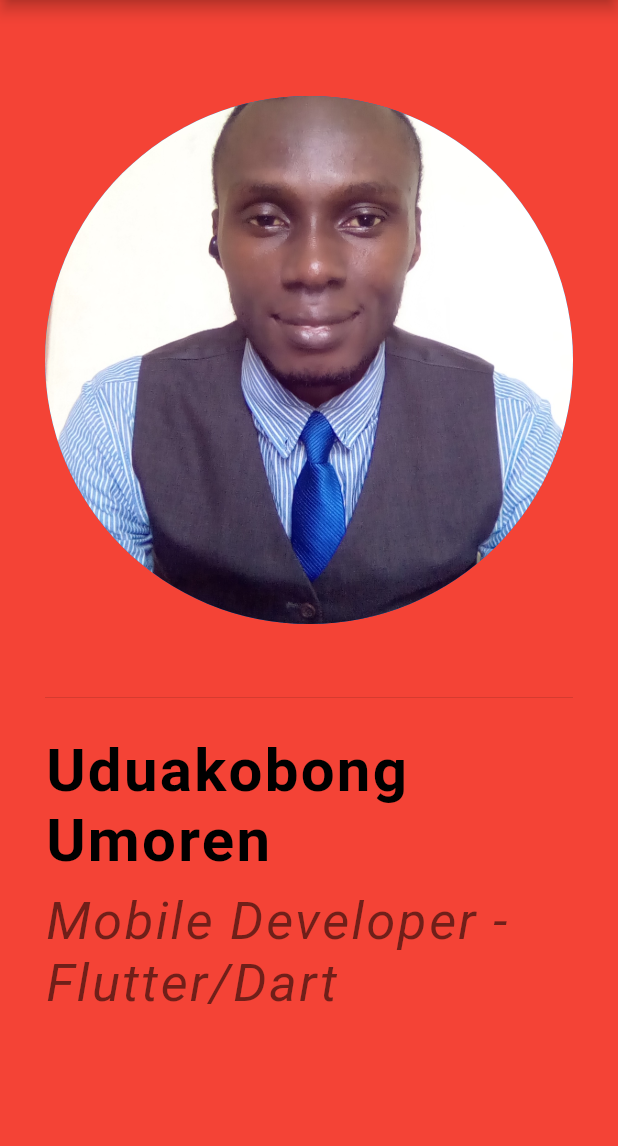
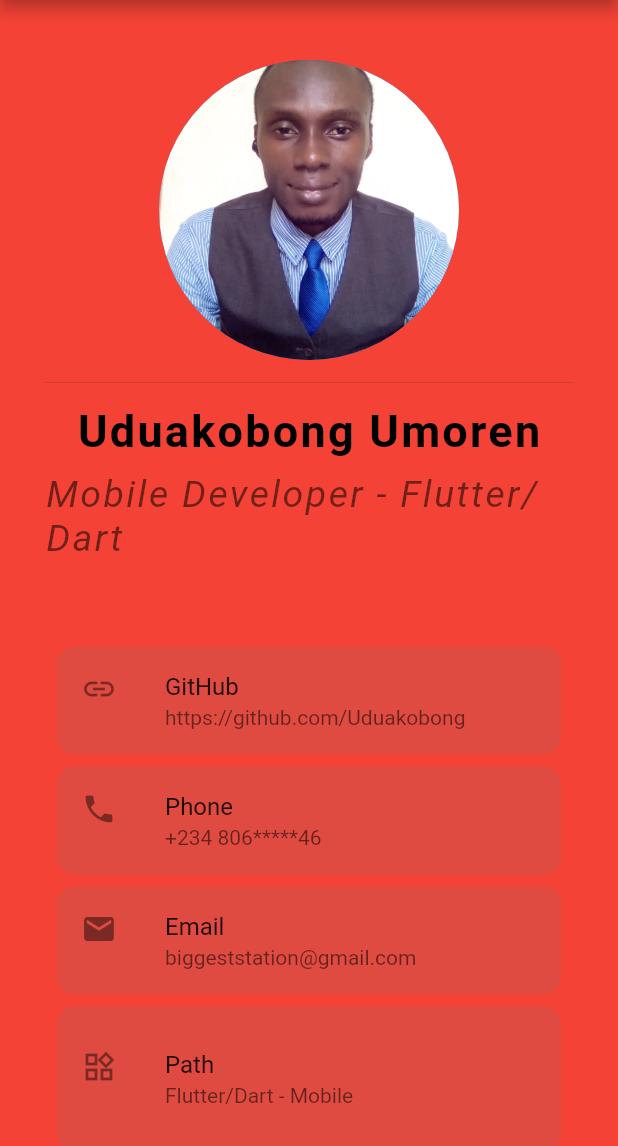
Before and after one commit to Uduakobong/my_portfolio_app_repo, a Flutter app: the screen it shows after launch, on a phone screen of 412 x 824 dp, the part 90-1236 px from its top. Run offline on Flutter 3.47's test engine with Material 2 defaults, Android fonts, the phone set to English and light mode, and no system bars.

Commit message:
edit on the origin

```diff
--- a/lib/main.dart
+++ b/lib/main.dart
@@ -30,17 +30,16 @@ class PortfolioApp extends StatelessWidget {
           children: [
             CircleAvatar(
               backgroundImage: AssetImage('assets/bye-2.jpg'),
-              radius: 200.0,
-
+              radius: 100.0,
             ),
             Divider(
-              height: 50.0,
+              height: 30.0,
             ),
             Text(
               'Uduakobong Umoren',
               style: TextStyle(
                   color: Colors.black,
-                  fontSize: 40.0,
+                  fontSize: 30.0,
                   letterSpacing: 1.5,
                   fontWeight: FontWeight.bold),
             ),
@@ -49,64 +48,43 @@ class PortfolioApp extends StatelessWidget {
               'Mobile Developer - Flutter/Dart',
               style: TextStyle(
                 color: Colors.black54,
-                fontSize: 35.0,
+                fontSize: 25.0,
                 letterSpacing: 1.5,
                 fontStyle: FontStyle.italic,
               ),
             ),
-            SizedBox(height: 200.0), //leaves space between text
-            Row(
+            SizedBox(height: 50.0), //leaves space between text
+            Expanded(
+              child: Padding(
+                padding: const EdgeInsets.all(8.0),
+                child: Expanded(
+                  child: Column(
                     children: [
-                Icon(
-                  Icons.email,
-                  size: 50.0,
+                      DetailsFew(
+                        iconData: Icons.link,
+                        title: 'GitHub',
+                        subtitle: 'https://github.com/Uduakobong',
                       ),
-                SizedBox(width: 10.0),
-                Text(
-                  'biggeststation@gmail.com',
-                  style: TextStyle(
-                    fontSize: 40.0,
-                    fontStyle: FontStyle.italic,
-                    letterSpacing: 1.0,
+                      DetailsFew(
+                        iconData: Icons.phone,
+                        title: 'Phone',
+                        subtitle: '+234 806*****46',
                       ),
-                )
+                      DetailsFew(
+                        iconData: Icons.email,
+                        title: 'Email',
+                        subtitle: 'biggeststation@gmail.com',
+                      ),
+                      DetailsFew(
+                        iconData: Icons.widgets_outlined,
+                        title: 'Path',
+                        padding: 12.0,
+                        subtitle: 'Flutter/Dart - Mobile',
+                      ),
                     ],
                   ),
-            SizedBox(height: 10.0),
-            Row(
-              children: [
-                Icon(
-                    Icons.phone,
-                  size: 50.0,
                 ),
-                SizedBox(width: 10.0),
-                Text(
-                  '+234806*****46',
-                  style: TextStyle(
-                    fontSize: 40.0,
-                    fontStyle: FontStyle.italic,
-                    letterSpacing: 1.0,
               ),
-                )
-              ],
-            ),
-            SizedBox(height: 10.0),
-            Row(
-              children: [
-                Icon(
-                    Icons.house_rounded,
-                  size: 50.0,
-                ),
-                SizedBox(width: 10.0),
-                Text(
-                  'B# Devz, Banking Layout, Jos.',
-                  style: TextStyle(
-                    fontSize: 40.0,
-                    fontStyle: FontStyle.italic,
-                    letterSpacing: 1.0,
-                  ),
-                )
-              ],
             ),
           ],
         ),
@@ -114,3 +92,32 @@ class PortfolioApp extends StatelessWidget {
     ));
   }
 }
+
+class DetailsFew extends StatelessWidget {
+  final iconData;
+  final title;
+  final subtitle;
+  final double padding;
+
+  const DetailsFew({this.iconData, this.title, this.subtitle, this.padding});
+
+  @override
+  Widget build(BuildContext context) {
+    return Padding(
+      padding: const EdgeInsets.only(bottom: 8.0),
+      child: Container(
+        decoration: BoxDecoration(
+          borderRadius: BorderRadius.circular(12.0),
+          color: Color(0x22607D8B),
+        ),
+        child: ListTile(
+          contentPadding:
+              EdgeInsets.symmetric(vertical: padding ?? 0.0, horizontal: 16.0),
+          leading: Icon(iconData),
+          title: Text(title),
+          subtitle: Text(subtitle),
+        ),
+      ),
+    );
+  }
+}
```
Lines whose indentation alone changed are shown as unchanged.
